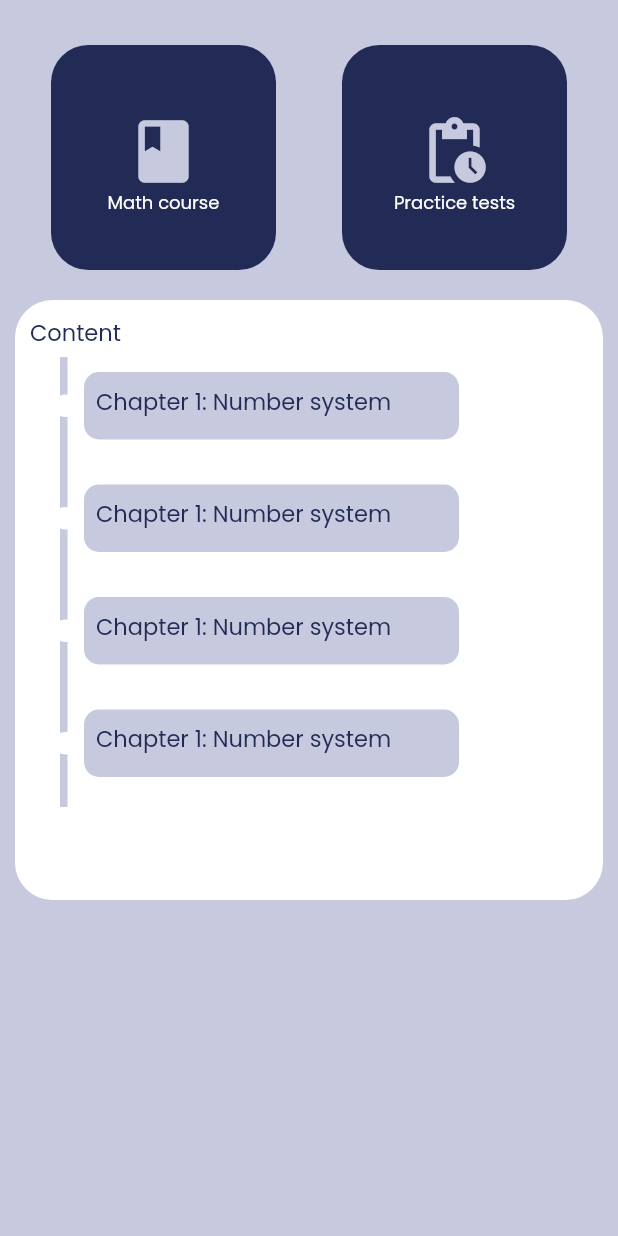
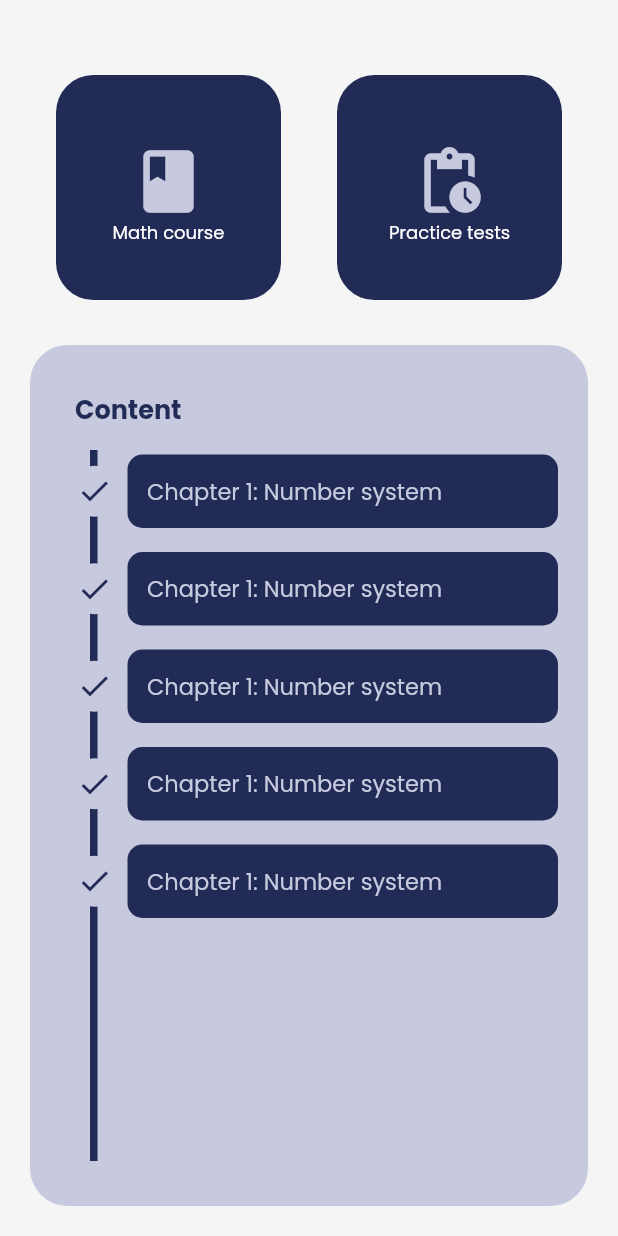
Before and after one commit to gurleen-kaur1313/newproject, a Flutter app: the Content screen opened directly, on a phone screen of 412 x 824 dp. Run offline on Flutter 3.47's test engine with Material 2 defaults, Android fonts, the phone set to English and light mode, and no system bars; our stand-ins replace cloud_firestore, firebase_auth, firebase_core, flutter_spinkit, get, google_fonts; accounts and stored records are empty.

Commit message:
small changes

```diff
--- a/sampleapp/lib/screens/coursedetails.dart
+++ b/sampleapp/lib/screens/coursedetails.dart
@@ -10,13 +10,16 @@ class Content extends StatelessWidget {
   @override
   Widget build(BuildContext context) {
     return Scaffold(
-      backgroundColor: grey,
-      body: Column(
+      backgroundColor: Colors.grey[100],
+      body: SafeArea(
+        child: Column(
           mainAxisAlignment: MainAxisAlignment.start,
           crossAxisAlignment: CrossAxisAlignment.stretch,
           mainAxisSize: MainAxisSize.max,
           children: [
-          Row(
+            Container(
+              margin: EdgeInsets.fromLTRB(10, 20, 10, 0),
+              child: Row(
                 mainAxisAlignment: MainAxisAlignment.spaceEvenly,
                 crossAxisAlignment: CrossAxisAlignment.start,
                 children: [
@@ -58,35 +61,46 @@ class Content extends StatelessWidget {
                           color: grey,
                         ),
                         RegularText(
-                        text: "Practice tests", color: Colors.white, size: 12)
+                            text: "Practice tests",
+                            color: Colors.white,
+                            size: 12)
                       ],
                     ),
                   ),
                 ],
               ),
-          Container(
-            margin: EdgeInsets.all(10),
-            padding: EdgeInsets.all(10),
-            height: 400,
-            width: 275,
+            ),
+            Expanded(
+              child: Container(
+                margin: EdgeInsets.all(20),
+                padding: EdgeInsets.all(20),
                 decoration: BoxDecoration(
-              color: Colors.white,
+                  color: grey,
                   borderRadius: BorderRadius.circular(25),
                 ),
                 child: Column(
-              crossAxisAlignment: CrossAxisAlignment.start,
+                  crossAxisAlignment: CrossAxisAlignment.stretch,
+                  mainAxisSize: MainAxisSize.max,
                   children: [
-                RegularText(color: blue, text: "Content", size: 15,),
-                Stack(
+                    Container(
+                      padding: EdgeInsets.all(10),
+                      alignment: Alignment.centerLeft,
+                      child: BoldText(
+                        color: blue,
+                        text: "Content",
+                        size: 17,
+                      ),
+                    ),
+                    Expanded(
+                      child: Stack(
                         children: [
                           Container(
                             margin: EdgeInsets.fromLTRB(20, 5, 5, 10),
-                      height: 300,
                             width: 5,
-                      color: grey,
+                            color: blue,
                           ),
                           Column(
-                      crossAxisAlignment: CrossAxisAlignment.start,
+                            crossAxisAlignment: CrossAxisAlignment.stretch,
                             mainAxisSize: MainAxisSize.min,
                             children: [
                               Row(
@@ -94,32 +108,29 @@ class Content extends StatelessWidget {
                                 crossAxisAlignment: CrossAxisAlignment.center,
                                 children: [
                                   Container(
-                              margin: EdgeInsets.fromLTRB(16, 30, 5 , 30),
-                              height: 15,
-                              width: 15,
+                                    alignment: Alignment.center,
+                                    margin: EdgeInsets.fromLTRB(6, 10, 5, 10),
+                                    padding: EdgeInsets.all(5),
+                                    height: 45,
                                     decoration: BoxDecoration(
-                                borderRadius: BorderRadius.circular(20),
-                                color: Colors.white,
+                                      shape: BoxShape.circle,
+                                      color: grey,
                                     ),
+                                    child: Icon(Icons.check, color: blue),
+                                  ),
+                                  Expanded(
                                     child: Container(
-                                margin: EdgeInsets.fromLTRB(18, 30, 5 , 30),
-                                height: 10,
-                                width: 10,
+                                      padding: EdgeInsets.all(13),
                                       decoration: BoxDecoration(
+                                        color: blue,
+                                        borderRadius: BorderRadius.circular(10),
+                                      ),
+                                      child: RegularText(
+                                        size: 15,
+                                        text: "Chapter 1: Number system",
                                         color: grey,
-                                  borderRadius: BorderRadius.circular(20),
                                       ),
                                     ),
-                            ),
-                            Container(
-                              height: 45,
-                              width: 250,
-                              padding: EdgeInsets.all(8),
-                              decoration: BoxDecoration(
-                                color: grey,
-                                borderRadius: BorderRadius.circular(10),
-                              ),
-                              child: RegularText(size: 15, text: "Chapter 1: Number system",color: blue,),
                                   ),
                                 ],
                               ),
@@ -128,32 +139,29 @@ class Content extends StatelessWidget {
                                 crossAxisAlignment: CrossAxisAlignment.center,
                                 children: [
                                   Container(
-                              margin: EdgeInsets.fromLTRB(16, 30, 5 , 30),
-                              height: 15,
-                              width: 15,
+                                    alignment: Alignment.center,
+                                    margin: EdgeInsets.fromLTRB(6, 10, 5, 10),
+                                    padding: EdgeInsets.all(5),
+                                    height: 45,
                                     decoration: BoxDecoration(
-                                borderRadius: BorderRadius.circular(20),
-                                color: Colors.white,
+                                      shape: BoxShape.circle,
+                                      color: grey,
                                     ),
+                                    child: Icon(Icons.check, color: blue),
+                                  ),
+                                  Expanded(
                                     child: Container(
-                                margin: EdgeInsets.fromLTRB(18, 30, 5 , 30),
-                                height: 10,
-                                width: 10,
+                                      padding: EdgeInsets.all(13),
                                       decoration: BoxDecoration(
+                                        color: blue,
+                                        borderRadius: BorderRadius.circular(10),
+                                      ),
+                                      child: RegularText(
+                                        size: 15,
+                                        text: "Chapter 1: Number system",
                                         color: grey,
-                                  borderRadius: BorderRadius.circular(20),
                                       ),
                                     ),
-                            ),
-                            Container(
-                              height: 45,
-                              width: 250,
-                              padding: EdgeInsets.all(8),
-                              decoration: BoxDecoration(
-                                color: grey,
-                                borderRadius: BorderRadius.circular(10),
-                              ),
-                              child: RegularText(size: 15, text: "Chapter 1: Number system",color: blue,),
                                   ),
                                 ],
                               ),
@@ -162,32 +170,29 @@ class Content extends StatelessWidget {
                                 crossAxisAlignment: CrossAxisAlignment.center,
                                 children: [
                                   Container(
-                              margin: EdgeInsets.fromLTRB(16, 30, 5 , 30),
-                              height: 15,
-                              width: 15,
+                                    alignment: Alignment.center,
+                                    margin: EdgeInsets.fromLTRB(6, 10, 5, 10),
+                                    padding: EdgeInsets.all(5),
+                                    height: 45,
                                     decoration: BoxDecoration(
-                                borderRadius: BorderRadius.circular(20),
-                                color: Colors.white,
+                                      shape: BoxShape.circle,
+                                      color: grey,
                                     ),
+                                    child: Icon(Icons.check, color: blue),
+                                  ),
+                                  Expanded(
                                     child: Container(
-                                margin: EdgeInsets.fromLTRB(18, 30, 5 , 30),
-                                height: 10,
-                                width: 10,
+                                      padding: EdgeInsets.all(13),
                                       decoration: BoxDecoration(
+                                        color: blue,
+                                        borderRadius: BorderRadius.circular(10),
+                                      ),
+                                      child: RegularText(
+                                        size: 15,
+                                        text: "Chapter 1: Number system",
                                         color: grey,
-                                  borderRadius: BorderRadius.circular(20),
                                       ),
                                     ),
-                            ),
-                            Container(
-                              height: 45,
-                              width: 250,
-                              padding: EdgeInsets.all(8),
-                              decoration: BoxDecoration(
-                                color: grey,
-                                borderRadius: BorderRadius.circular(10),
-                              ),
-                              child: RegularText(size: 15, text: "Chapter 1: Number system",color: blue,),
                                   ),
                                 ],
                               ),
@@ -196,34 +201,60 @@ class Content extends StatelessWidget {
                                 crossAxisAlignment: CrossAxisAlignment.center,
                                 children: [
                                   Container(
-                              margin: EdgeInsets.fromLTRB(16, 30, 5 , 30),
-                              height: 15,
-                              width: 15,
+                                    alignment: Alignment.center,
+                                    margin: EdgeInsets.fromLTRB(6, 10, 5, 10),
+                                    padding: EdgeInsets.all(5),
+                                    height: 45,
                                     decoration: BoxDecoration(
-                                borderRadius: BorderRadius.circular(20),
-                                color: Colors.white,
+                                      shape: BoxShape.circle,
+                                      color: grey,
                                     ),
+                                    child: Icon(Icons.check, color: blue),
+                                  ),
+                                  Expanded(
                                     child: Container(
-                                margin: EdgeInsets.fromLTRB(18, 30, 5 , 30),
-                                height: 10,
-                                width: 10,
+                                      padding: EdgeInsets.all(13),
                                       decoration: BoxDecoration(
+                                        color: blue,
+                                        borderRadius: BorderRadius.circular(10),
+                                      ),
+                                      child: RegularText(
+                                        size: 15,
+                                        text: "Chapter 1: Number system",
                                         color: grey,
-                                  borderRadius: BorderRadius.circular(20),
                                       ),
                                     ),
                                   ),
+                                ],
+                              ),
+                              Row(
+                                mainAxisAlignment: MainAxisAlignment.start,
+                                crossAxisAlignment: CrossAxisAlignment.center,
+                                children: [
                                   Container(
+                                    alignment: Alignment.center,
+                                    margin: EdgeInsets.fromLTRB(6, 10, 5, 10),
+                                    padding: EdgeInsets.all(5),
                                     height: 45,
-                              width: 250,
-                              padding: EdgeInsets.all(8),
                                     decoration: BoxDecoration(
+                                      shape: BoxShape.circle,
                                       color: grey,
+                                    ),
+                                    child: Icon(Icons.check, color: blue),
+                                  ),
+                                  Expanded(
+                                    child: Container(
+                                      padding: EdgeInsets.all(13),
+                                      decoration: BoxDecoration(
+                                        color: blue,
                                         borderRadius: BorderRadius.circular(10),
                                       ),
-                              child: RegularText(size: 15, text: "Chapter 1: Number system",color: blue,),
+                                      child: RegularText(
+                                        size: 15,
+                                        text: "Chapter 1: Number system",
+                                        color: grey,
                                       ),
-                          ],
+                                    ),
                                   ),
                                 ],
                               ),
@@ -234,6 +265,11 @@ class Content extends StatelessWidget {
                     ),
                   ],
                 ),
+              ),
+            ),
+          ],
+        ),
+      ),
     );
   }
 }
--- a/sampleapp/lib/screens/courses.dart
+++ b/sampleapp/lib/screens/courses.dart
@@ -19,8 +19,8 @@ class Courses extends StatelessWidget {
       mainAxisSize: MainAxisSize.max,
       children: [
         Container(
+          margin: EdgeInsets.fromLTRB(20, 20, 20, 20),
           alignment: Alignment.center,
-          height: 200,
           // decoration: BoxDecoration(
           //     color: blue,
           //     borderRadius: BorderRadius.only(
```
Lines whose indentation alone changed are shown as unchanged.
